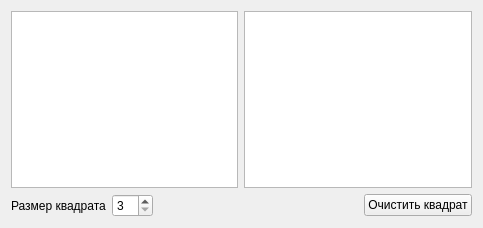
First picture: the form in magicsquarecipher.ui, repository smarttowel/crypto, before the edit.
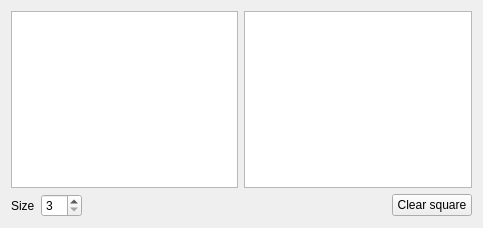
Second picture: the form after the edit.

What changed in the file:
```diff
--- a/magicsquarecipher.ui
+++ b/magicsquarecipher.ui
@@ -56,7 +56,7 @@
        <item>
         <widget class="QLabel" name="label">
          <property name="text">
-          <string>Размер квадрата</string>
+          <string>Size</string>
          </property>
         </widget>
        </item>
@@ -86,7 +86,7 @@
        <item>
         <widget class="QPushButton" name="clearSquarePushButton">
          <property name="text">
-          <string>Очистить квадрат</string>
+          <string>Clear square</string>
          </property>
         </widget>
        </item>
```
